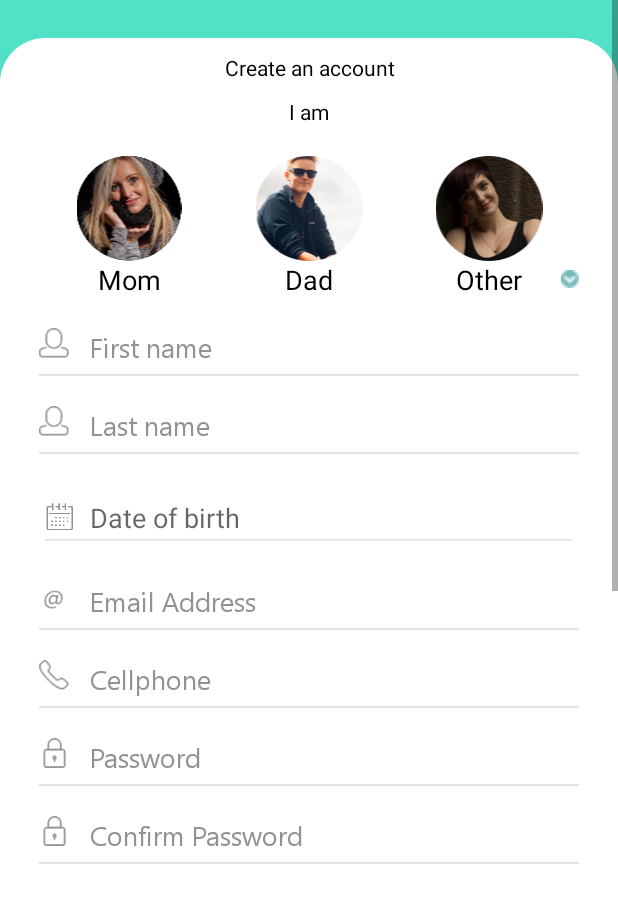
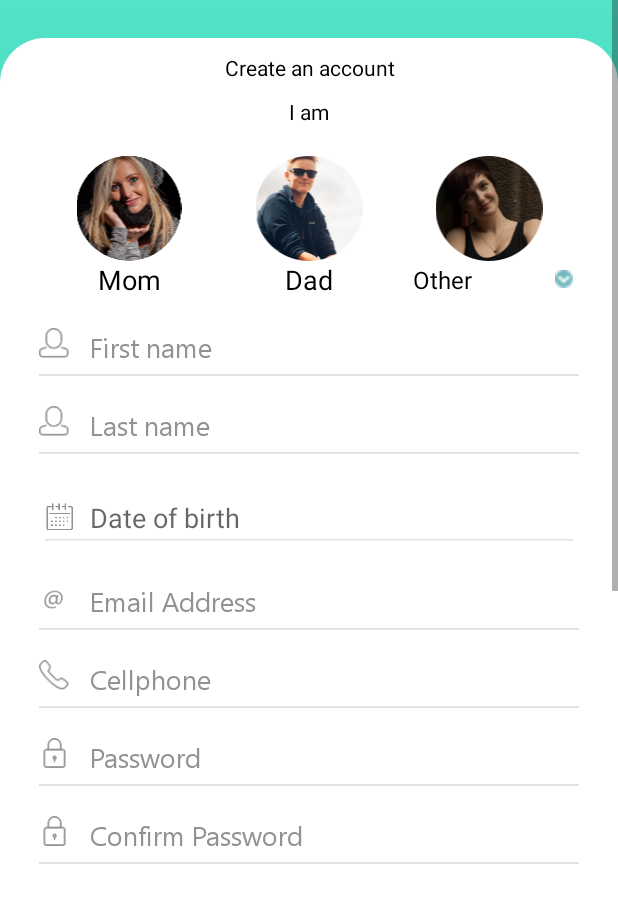
Before and after one commit to PayalArora/ParentsMeet, an Android app: the SignUpActivity screen opened directly, with no data from a screen before it, on a phone screen of 412 x 824 dp, the part 338-1236 px from its top. Run offline under Robolectric (Android 15) with nearby library versions, the phone set to English and light mode, and no system bars.

Commit message:
initial commit

```diff
--- a/app/src/main/res/layout/activity_signup.xml
+++ b/app/src/main/res/layout/activity_signup.xml
@@ -122,17 +122,18 @@
                     android:textColor="@color/black"
                     android:text="@string/dad" />
 
-                <RelativeLayout
+                <LinearLayout
                     android:layout_width="0dp"
                     android:layout_height="wrap_content"
                     android:layout_weight="1"
+                    android:orientation="horizontal"
                     android:gravity="center">
 
                     <Spinner
                         android:id="@+id/spinner_other"
-                        android:layout_width="match_parent"
+                        android:layout_width="100dp"
                         android:layout_height="wrap_content"
-                        android:layout_centerVertical="true"
+                        android:layout_gravity="left"
                         android:background="@android:color/transparent"
                         android:gravity="center"
                         android:text="@string/other" />
@@ -140,10 +141,9 @@
                     <ImageView
                         android:layout_width="12dp"
                         android:layout_height="12dp"
-                        android:layout_alignParentRight="true"
-                        android:layout_centerVertical="true"
+                        android:layout_gravity="center"
                         android:src="@drawable/spin" />
-                </RelativeLayout>
+                </LinearLayout>
 
 
             </LinearLayout>
--- a/app/src/main/res/layout/spinner_text_view.xml
+++ b/app/src/main/res/layout/spinner_text_view.xml
@@ -1,7 +1,8 @@
 <?xml version="1.0" encoding="utf-8"?>
 <TextView xmlns:android="http://schemas.android.com/apk/res/android"
     android:id="@+id/text1"
-    android:layout_width="wrap_content"
+    android:layout_width="match_parent"
     android:textColor="@color/black"
-    android:textSize="18sp"
+    android:textSize="16sp"
+    android:paddingLeft="@dimen/five_dp"
     android:layout_height="wrap_content" />
--- a/app/src/main/res/values/strings.xml
+++ b/app/src/main/res/values/strings.xml
@@ -14,7 +14,8 @@
     <string name="confirm_password">Confirm Password</string>
     <string name="create_account_btn">Create Account</string>
     <string name="cellphone">Cellphone</string>
-    <string name="no_account_create_new_account">No Account? Signup</string>
+    <string name="no_account_create_new_account">No Account? <font color='#0C6877'> Signup </font></string>
+
     <string name="already_have_an_account">Already Have an Account?<font color='#0C6877'> Sign in</font></string>
     <string name="forget_your_password">Forgot Password?</string>
     <string name="welcome">Welcome</string>
```
Also changed, not shown: app/src/main/java/com/logicsquare/parentsmeet/ui/SignUpActivity.kt (+5 -5 lines), app/src/main/java/com/logicsquare/parentsmeet/ui/VerifyAccountActivity.kt (+3 -4 lines).
